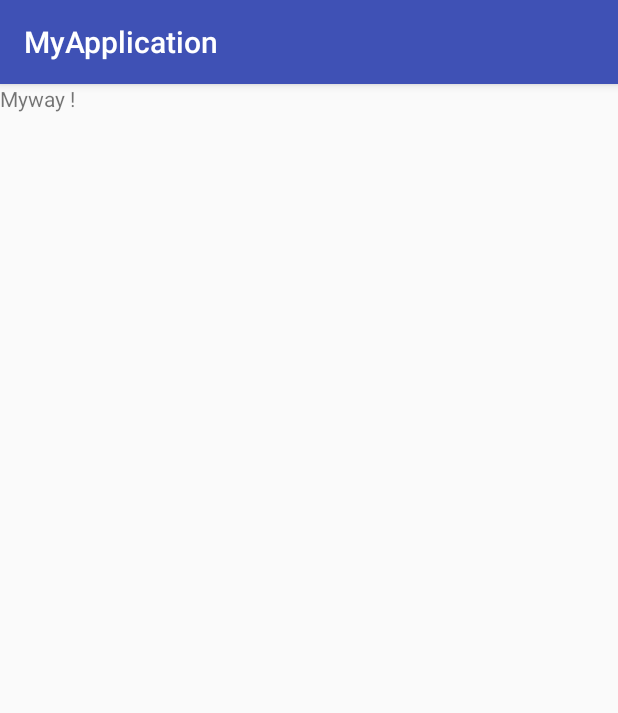
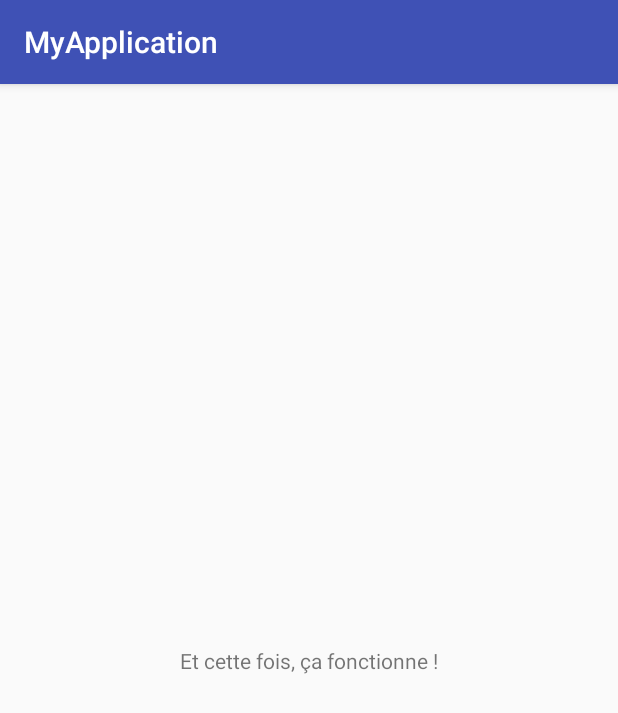
Before and after one commit to Seifeddine-Selmi/android_application, an Android app: the screen it shows after launch (MainActivity), on a phone screen of 412 x 824 dp. Shown: the top 713 px of the screen. Run offline under Robolectric (Android 15) with nearby library versions, the phone set to English and light mode, and no system bars.

Commit message:
Constitution of graphic interfaces

```diff
--- a/app/src/main/java/com/selmi/seif/myapplication/MainActivity.java
+++ b/app/src/main/java/com/selmi/seif/myapplication/MainActivity.java
@@ -1,36 +1,61 @@
 package com.selmi.seif.myapplication;
 
+import android.support.constraint.ConstraintLayout;
 import android.support.v7.app.AppCompatActivity;
 import android.os.Bundle;
 import android.widget.TextView;
 
 public class MainActivity extends AppCompatActivity {
-
+    ConstraintLayout layout = null;
     private TextView text = null;
 
     @Override
     protected void onCreate(Bundle savedInstanceState) {
         super.onCreate(savedInstanceState);
-        /* setContentView(R.layout.activity_main); */
+       // setContentView(R.layout.activity_main);
+       /*
+        5- On récupère notre layout par désérialisation. La méthode inflate retourne un View
+        C'est pourquoi on caste (on convertit) le retour de la méthode avec le vrai type de
+        notre layout, c'est-à-dire ConstraintLayout
 
-        // Test view with text
+        android.support.constraint.ConstraintLayout Reacine dans le ressource xml activity_main
+        */
+
+
+        layout = (ConstraintLayout) ConstraintLayout.inflate(this, R.layout.activity_main, null);
+        // … puis on récupère TextView grâce à son identifiant
+        text = (TextView) layout.findViewById(R.id.text);
+        text.setText("Et cette fois, ça fonctionne !");
+        setContentView(layout);
+        // On aurait très bien pu utiliser « setContentView(R.layout.activity_main) » bien sûr !
+
+
+
+
+        // 4- Call identifiant id create in R.layout.activity_main
+       /* text = (TextView)findViewById(R.id.text);
+        text.setText("Le texte de notre TextView");
+        // N'oubliez pas que cette fonction n'utilise que des entiers
+        text.setPadding(50, 60, 70, 90);*/
+
+        // 1- Test view with text
        /* TextView text = new TextView(this);
         text.setText("Bonjour, vous me devez 1 000 000€.");
         setContentView(text);*/
 
-        // Use Class R to call resource string attribute app_name
+        // 2- Use Class R to call resource string attribute app_name
        /* text = new TextView(this);
         text.setText(R.string.app_name);
         setContentView(text);*/
 
-       // Update R.string.app_name with getResources
-        String applicationName = getResources().getString(R.string.app_name);
+       // 3- Update R.string.app_name with getResources
+    /*    String applicationName = getResources().getString(R.string.app_name);
         // Au lieu d'afficher "My Application" on va afficher "My way !"
         applicationName = applicationName.replace("Application", "way !");
 
         TextView view = new TextView(this);
         view.setText(applicationName);
 
-        setContentView(view);
+        setContentView(view);*/
     }
 }
--- a/app/src/main/res/layout/activity_main.xml
+++ b/app/src/main/res/layout/activity_main.xml
@@ -7,8 +7,10 @@
     tools:context="com.selmi.seif.myapplication.MainActivity">
 
     <TextView
+        android:id="@+id/text"
         android:layout_width="wrap_content"
         android:layout_height="wrap_content"
+        android:padding="10.5dp"
         android:text="Hello World!"
         app:layout_constraintBottom_toBottomOf="parent"
         app:layout_constraintLeft_toLeftOf="parent"
```
